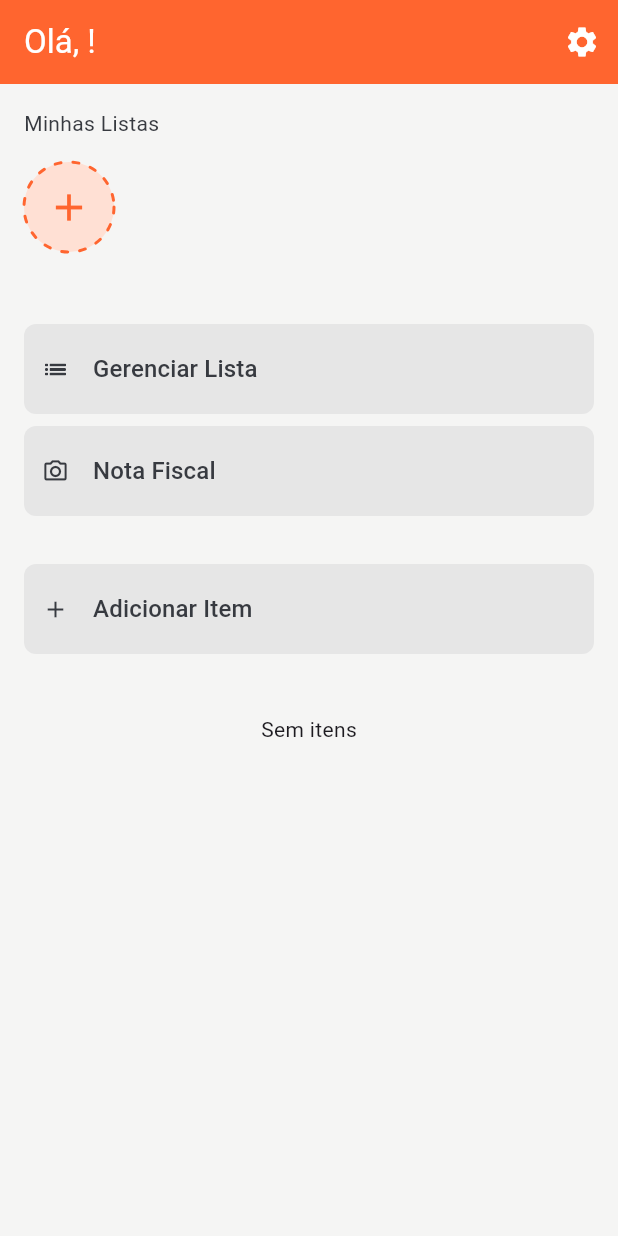
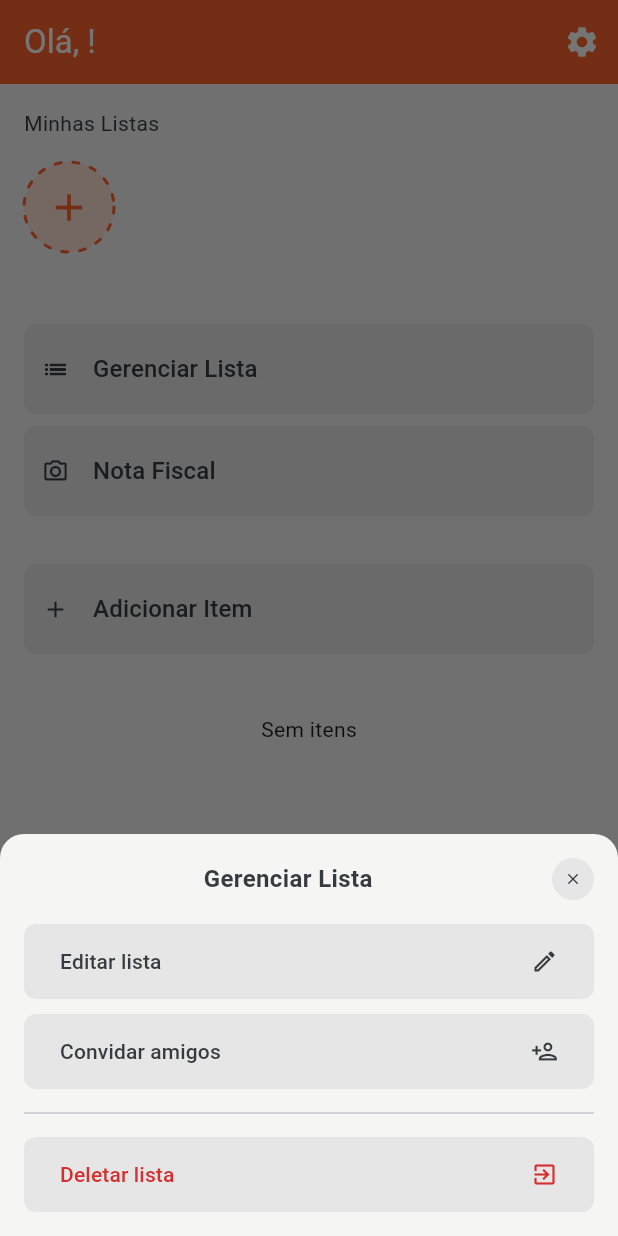
Before and after one commit to eduardostxr/compra_ai, a Flutter app: the MyHomePage screen opened directly, after a tap on "Gerenciar Lista", on a phone screen of 412 x 824 dp. Run offline on Flutter 3.47's test engine with Material 3 defaults, Android fonts, the phone set to English and light mode, and no system bars; our stand-ins replace emoji_picker_flutter; accounts and stored records are empty.

Commit message:
feat: criação do bottom sheet para o gerenciamento da lista

```diff
--- a/lib/ui/home/components/item_bottom_sheet.dart
+++ b/lib/ui/home/components/item_bottom_sheet.dart
@@ -25,7 +25,9 @@ class ItemBottomSheet extends StatelessWidget {
             onPressed: () => onEdited(),
             icon: Icons.edit_outlined,
             label: "Editar"),
-        const SizedBox(height: 10),
+        const Divider(
+          height: 32,
+        ),
         SheetButton(
             color: AppColors.red,
             onPressed: () => onDeleted(),
--- /dev/null
+++ b/lib/ui/home/components/list_manager_bottom_sheet.dart
@@ -0,0 +1,60 @@
+import 'package:compra/ui/_common/custom_bottom_sheet.dart';
+import 'package:compra/ui/_common/sheet_button.dart';
+import 'package:compra/ui/start/starting_page.dart';
+import 'package:compra/util/colors_config.dart';
+import 'package:flutter/material.dart';
+
+class ListManagerBottomSheet extends StatelessWidget {
+  const ListManagerBottomSheet({
+    super.key,
+  });
+
+  @override
+  Widget build(BuildContext context) {
+    return CustomBottomSheet(
+      title: "Gerenciar Lista",
+      children: [
+        SheetButton(
+          color: AppColors.darkGray,
+          onPressed: () => Navigator.pushAndRemoveUntil(
+            context,
+            MaterialPageRoute(
+              builder: (context) => const StartingPage(),
+            ),
+            (route) => false,
+          ),
+          icon: Icons.edit_outlined,
+          label: "Editar lista",
+        ),
+        const SizedBox(height: 10),
+        SheetButton(
+          color: AppColors.darkGray,
+          onPressed: () => Navigator.pushAndRemoveUntil(
+            context,
+            MaterialPageRoute(
+              builder: (context) => const StartingPage(),
+            ),
+            (route) => false,
+          ),
+          icon: Icons.person_add_outlined,
+          label: "Convidar amigos",
+        ),
+        const Divider(
+          height: 32,
+        ),
+        SheetButton(
+          color: AppColors.red,
+          onPressed: () => Navigator.pushAndRemoveUntil(
+            context,
+            MaterialPageRoute(
+              builder: (context) => const StartingPage(),
+            ),
+            (route) => false,
+          ),
+          icon: Icons.exit_to_app_outlined,
+          label: "Deletar lista",
+        ),
+      ],
+    );
+  }
+}
--- a/lib/ui/home/home_page.dart
+++ b/lib/ui/home/home_page.dart
@@ -6,6 +6,7 @@ import 'package:compra/ui/home/components/general_home_btn.dart';
 import 'package:compra/ui/home/components/item_bottom_sheet.dart';
 import 'package:compra/ui/home/components/item_description_bottom_sheet.dart';
 import 'package:compra/ui/home/components/list_item.dart';
+import 'package:compra/ui/home/components/list_manager_bottom_sheet.dart';
 import 'package:compra/ui/home/components/list_profile_group.dart';
 import 'package:compra/ui/new_item/new_item_page.dart';
 import 'package:compra/ui/update_item/update_item_page.dart';
@@ -87,7 +88,9 @@ class _MyHomePageState extends State<MyHomePage> {
                 GeneralHomeBtn(
                   icon: Icons.list_outlined,
                   label: "Gerenciar Lista",
-                  onPressed: () {},
+                  onPressed: () {
+                    _showBottomSheet(ListManagerBottomSheet());
+                  },
                 ),
                 const SizedBox(height: 8),
                 GeneralHomeBtn(
```
